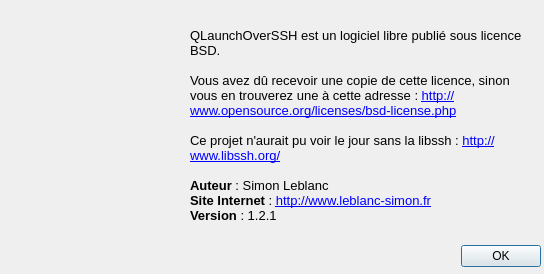
First picture: the form in about.ui, repository leblanc-simon/qlaunchoverssh, before the edit.
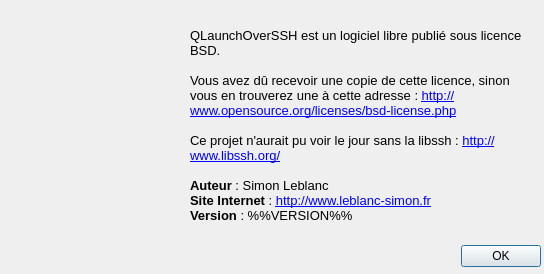
Second picture: the form after the edit. Icons and pictures are not drawn.

Commit message: Changement de numéro de version Mise à jour automatique de la version dans la fenêtre about

Patch:
```diff
--- a/about.ui
+++ b/about.ui
@@ -73,7 +73,7 @@
 &lt;p style=&quot;-qt-paragraph-type:empty; margin-top:0px; margin-bottom:0px; margin-left:0px; margin-right:0px; -qt-block-indent:0; text-indent:0px;&quot;&gt;&lt;/p&gt;
 &lt;p style=&quot; margin-top:0px; margin-bottom:0px; margin-left:0px; margin-right:0px; -qt-block-indent:0; text-indent:0px;&quot;&gt;&lt;span style=&quot; font-weight:600; color:#000000;&quot;&gt;Auteur&lt;/span&gt;&lt;span style=&quot; color:#000000;&quot;&gt; : Simon Leblanc&lt;/span&gt;&lt;/p&gt;
 &lt;p style=&quot; margin-top:0px; margin-bottom:0px; margin-left:0px; margin-right:0px; -qt-block-indent:0; text-indent:0px;&quot;&gt;&lt;span style=&quot; font-weight:600; color:#000000;&quot;&gt;Site Internet&lt;/span&gt;&lt;span style=&quot; color:#000000;&quot;&gt; : &lt;/span&gt;&lt;a href=&quot;http://www.leblanc-simon.fr&quot;&gt;&lt;span style=&quot; text-decoration: underline; color:#0000ff;&quot;&gt;http://www.leblanc-simon.fr&lt;/span&gt;&lt;/a&gt;&lt;/p&gt;
-&lt;p style=&quot; margin-top:0px; margin-bottom:0px; margin-left:0px; margin-right:0px; -qt-block-indent:0; text-indent:0px;&quot;&gt;&lt;span style=&quot; font-weight:600; color:#000000;&quot;&gt;Version&lt;/span&gt;&lt;span style=&quot; color:#000000;&quot;&gt; : 1.2.1&lt;/span&gt;&lt;/p&gt;&lt;/td&gt;&lt;/tr&gt;&lt;/table&gt;&lt;/body&gt;&lt;/html&gt;</string>
+&lt;p style=&quot; margin-top:0px; margin-bottom:0px; margin-left:0px; margin-right:0px; -qt-block-indent:0; text-indent:0px;&quot;&gt;&lt;span style=&quot; font-weight:600; color:#000000;&quot;&gt;Version&lt;/span&gt;&lt;span style=&quot; color:#000000;&quot;&gt; : %%VERSION%%&lt;/span&gt;&lt;/p&gt;&lt;/td&gt;&lt;/tr&gt;&lt;/table&gt;&lt;/body&gt;&lt;/html&gt;</string>
    </property>
    <property name="textFormat">
     <enum>Qt::RichText</enum>
```
The commit also changes 2 other files.
